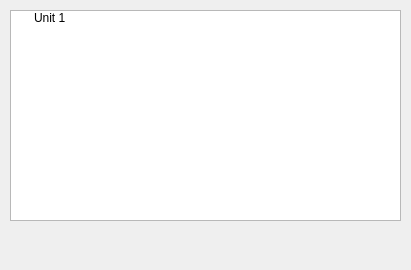
The window that units.ui (constfps/grade-importer) describes before a commit, drawn with Qt 5.
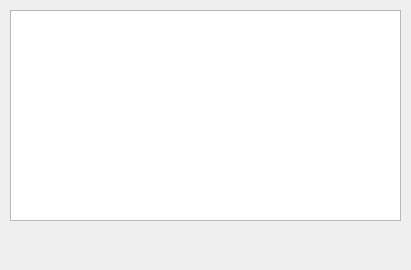
The same window after the commit.

Commit message: added widget for selecting units

Diff of the .ui file:
```diff
--- a/units.ui
+++ b/units.ui
@@ -10,6 +10,12 @@
     <height>270</height>
    </rect>
   </property>
+  <property name="sizePolicy">
+   <sizepolicy hsizetype="Fixed" vsizetype="Fixed">
+    <horstretch>0</horstretch>
+    <verstretch>0</verstretch>
+   </sizepolicy>
+  </property>
   <property name="windowTitle">
    <string>Form</string>
   </property>
@@ -30,11 +36,6 @@
      <string>1</string>
     </property>
    </column>
-   <item>
-    <property name="text">
-     <string>Unit 1</string>
-    </property>
-   </item>
   </widget>
  </widget>
  <resources/>
```
Left out of the diff: 4 changed lines with no effect on the pictures. The commit also changes 2 other files.
